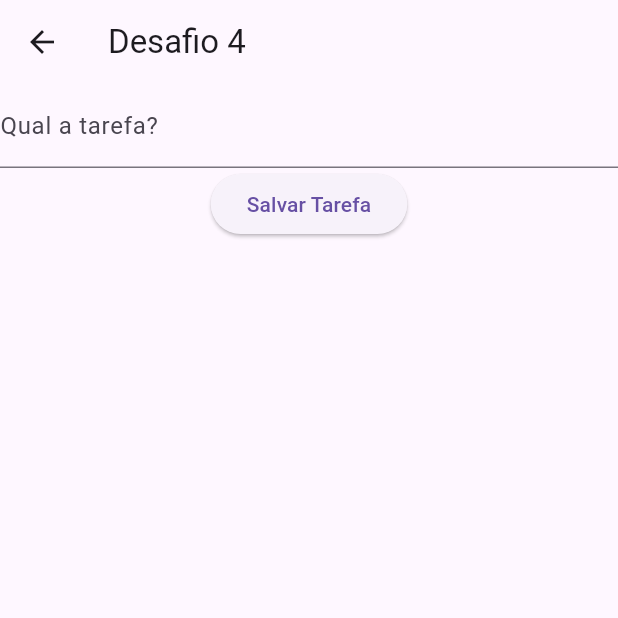
After one commit to Mathprimus/app_estudo_flutter, a Flutter app: the Desafio4 screen opened directly, after a tap on "Salvar Tarefa", after a tap on the "delete" icon, on a phone screen of 412 x 824 dp, the top half of it. The commit adds this screen. Run offline on Flutter 3.47's test engine with Material 3 defaults, Android fonts, the phone set to English and light mode, and no system bars.

Commit message:
desafio 4

```diff
--- a/lib/screens/desafios/desafios_sreen.dart
+++ b/lib/screens/desafios/desafios_sreen.dart
@@ -4,6 +4,7 @@ import 'package:app_estudo_flutter/screens/desafios/numeros/desafio2.dart';
 import 'package:app_estudo_flutter/screens/desafios/numeros/desafio2_prof.dart';
 import 'package:app_estudo_flutter/screens/desafios/numeros/desafio3.dart';
 import 'package:app_estudo_flutter/screens/desafios/numeros/desafio3_ref.dart';
+import 'package:app_estudo_flutter/screens/desafios/numeros/desafio4.dart';
 import 'package:flutter/material.dart';
 
 class DesafiosSreen extends StatefulWidget {
@@ -109,6 +110,20 @@ class _DesafiosSreenState extends State<DesafiosSreen> {
                     child: Text("Desafio 3 reforço"),
                   ),
                 ),
+                SizedBox(
+                  width: double.infinity,
+                  child: ElevatedButton(
+                    onPressed: () {
+                      Navigator.push(
+                        context,
+                        MaterialPageRoute(
+                          builder: (context) => Desafio4(),
+                        ),
+                      );
+                    },
+                    child: Text("Desafio 4"),
+                  ),
+                ),
               ],
             ),
           ),
--- /dev/null
+++ b/lib/screens/desafios/numeros/desafio4.dart
@@ -0,0 +1,68 @@
+import 'package:flutter/material.dart';
+
+class RegistrarTarefas {
+  final String texto;
+
+  RegistrarTarefas({required this.texto});
+}
+
+class Desafio4 extends StatefulWidget {
+  const Desafio4({super.key});
+
+  @override
+  State<Desafio4> createState() => _Desafio4State();
+}
+
+class _Desafio4State extends State<Desafio4> {
+  TextEditingController textoTarefa = TextEditingController();
+  List<RegistrarTarefas> tarefas = [];
+
+  void registrarTarefa() {
+    setState(() {
+      tarefas.add(RegistrarTarefas(texto: textoTarefa.text));
+    });
+  }
+
+  void excluirTarefa(int index) {
+    setState(() {
+      tarefas.removeAt(index);
+    });
+  }
+
+  @override
+  Widget build(BuildContext context) {
+    return Scaffold(
+      appBar: AppBar(
+        title: Text("Desafio 4"),
+      ),
+      body: SingleChildScrollView(
+        child: Center(
+          child: Column(
+            children: [
+              TextField(
+                controller: textoTarefa,
+                decoration: InputDecoration(labelText: "Qual a tarefa?"),
+              ),
+              ElevatedButton(
+                  onPressed: registrarTarefa, child: Text("Salvar Tarefa")),
+              SizedBox(height: 20),
+              ListView.builder(
+                  shrinkWrap: true,
+                  physics: NeverScrollableScrollPhysics(),
+                  itemCount: tarefas.length,
+                  itemBuilder: (context, index) {
+                    final item = tarefas[index];
+                    return ListTile(
+                      leading: IconButton(
+                          onPressed: () => excluirTarefa(index),
+                          icon: Icon(Icons.delete)),
+                      title: Text("Tarefa: ${item.texto}"),
+                    );
+                  })
+            ],
+          ),
+        ),
+      ),
+    );
+  }
+}
```
